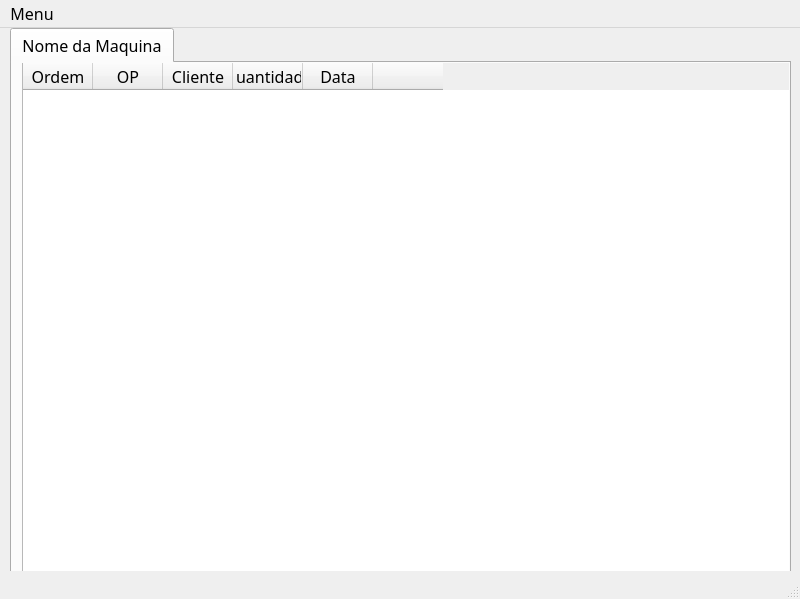
Qt form PointSW/TelaPrincipal.ui (LuanTavares/PointSW) before a commit.
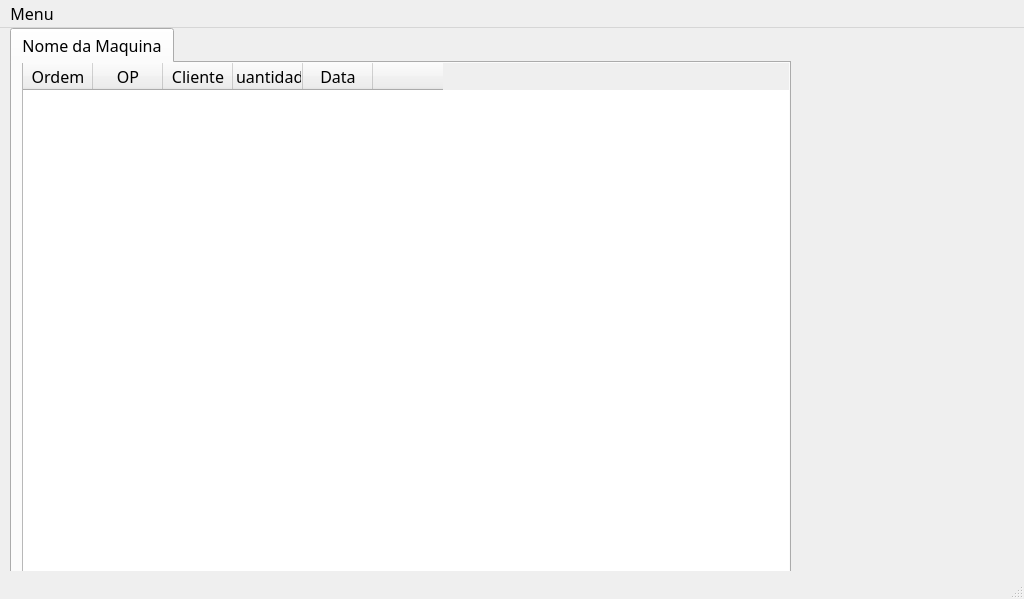
The same form after that commit.

Commit message: Ajustado Tela de Login

What changed in the file:
```diff
--- a/PointSW/TelaPrincipal.ui
+++ b/PointSW/TelaPrincipal.ui
@@ -6,7 +6,7 @@
    <rect>
     <x>0</x>
     <y>0</y>
-    <width>800</width>
+    <width>1024</width>
     <height>599</height>
    </rect>
   </property>
@@ -138,8 +138,8 @@
     <rect>
      <x>0</x>
      <y>0</y>
-     <width>800</width>
-     <height>28</height>
+     <width>1024</width>
+     <height>21</height>
     </rect>
    </property>
    <widget class="QMenu" name="menuMenu">
```
The commit also changes 30 other files.
